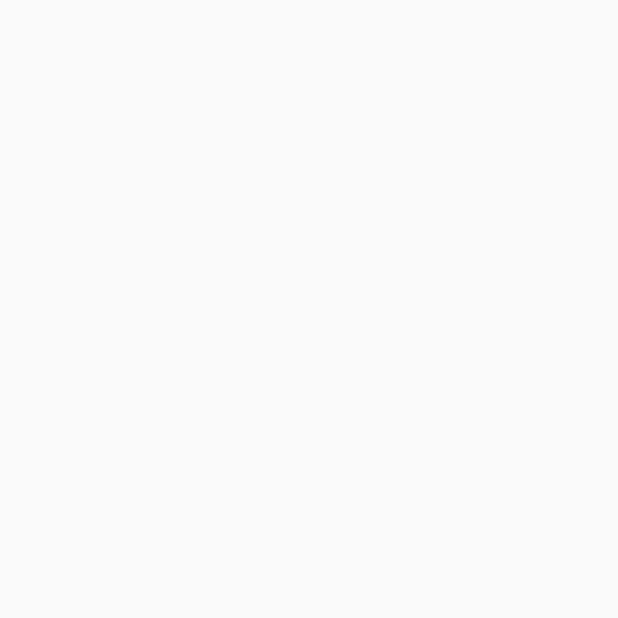
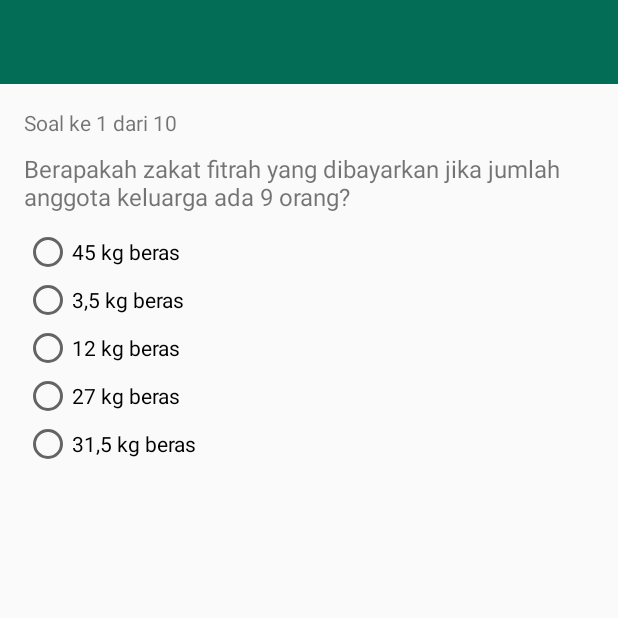
Before and after one commit to IzzatulMillah/ZakatMVVM, an Android app: the DetailLatihanActivity screen opened directly, with no data from a screen before it, on a phone screen of 412 x 824 dp, the top half of it. Before the commit the part shown is empty. Run offline under Robolectric (Android 15) with nearby library versions, the phone set to English and light mode, and no system bars.

Commit message:
coba kedua

```diff
--- a/app/src/main/java/com/izzatul/bismillahzakatmvvm/materi/KategoriCardActivity.java
+++ b/app/src/main/java/com/izzatul/bismillahzakatmvvm/materi/KategoriCardActivity.java
@@ -21,7 +21,7 @@ public class KategoriCardActivity extends Activity {
         namaZakat = findViewById(R.id.nama_zakat);
         detailZakat = findViewById(R.id.detail);
 
-        namaZakat.setText("Zakat Fitrah");
+        namaZakat.setText("Materi Fitrah");
         detailZakat.setText("read more..");
     }
 }
--- a/app/src/main/res/layout/activity_detail_latihan.xml
+++ b/app/src/main/res/layout/activity_detail_latihan.xml
@@ -5,7 +5,99 @@
     android:layout_width="match_parent"
     android:layout_height="match_parent"
     android:orientation="vertical"
-    android:padding="16dp"
+    android:padding="0dp"
     tools:context="com.izzatul.bismillahzakatmvvm.latihan.DetailLatihanActivity">
 
+    <android.support.v7.widget.Toolbar
+        android:layout_width="match_parent"
+        android:layout_height="wrap_content"
+        android:id="@+id/toolbar"
+        android:minHeight="?attr/actionBarSize"
+        android:background="@color/colorPrimary">
+    </android.support.v7.widget.Toolbar>
+
+    <LinearLayout
+        android:layout_width="match_parent"
+        android:layout_height="wrap_content"
+        android:orientation="vertical"
+        android:padding="@dimen/activity_vertical_margin">
+
+        <LinearLayout
+            android:layout_width="match_parent"
+            android:layout_height="wrap_content"
+            android:orientation="horizontal">
+
+            <TextView
+                android:layout_width="wrap_content"
+                android:layout_height="wrap_content"
+                android:text="Soal ke "/>
+            <TextView
+                android:layout_width="wrap_content"
+                android:layout_height="wrap_content"
+                android:id="@+id/tvUrutanSoal"
+                android:text="1"/>
+            <TextView
+                android:layout_width="wrap_content"
+                android:layout_height="wrap_content"
+                android:text=" dari "/>
+            <TextView
+                android:layout_width="wrap_content"
+                android:layout_height="wrap_content"
+                android:id="@+id/tvJumlahSoal"
+                android:text="10"/>
+
+        </LinearLayout>
+
+        <TextView
+            android:layout_width="match_parent"
+            android:layout_height="wrap_content"
+            android:layout_marginTop="10dp"
+            android:textSize="16dp"
+            android:id="@+id/tvSoal"
+            android:text="Berapakah zakat fitrah yang dibayarkan jika jumlah anggota keluarga ada 9 orang?"/>
+
+        <RadioGroup
+            android:layout_width="match_parent"
+            android:layout_height="match_parent"
+            android:layout_marginTop="10dp">
+
+            <RadioButton
+                android:id="@+id/jawaban1"
+                android:layout_width="wrap_content"
+                android:layout_height="wrap_content"
+                android:layout_weight="1"
+                android:text="45 kg beras" />
+
+            <RadioButton
+                android:id="@+id/jawaban2"
+                android:layout_width="wrap_content"
+                android:layout_height="wrap_content"
+                android:layout_weight="1"
+                android:text="3,5 kg beras" />
+
+            <RadioButton
+                android:id="@+id/jawaban3"
+                android:layout_width="wrap_content"
+                android:layout_height="wrap_content"
+                android:layout_weight="1"
+                android:text="12 kg beras" />
+
+            <RadioButton
+                android:id="@+id/jawaban4"
+                android:layout_width="wrap_content"
+                android:layout_height="wrap_content"
+                android:layout_weight="1"
+                android:text="27 kg beras" />
+
+            <RadioButton
+                android:id="@+id/jawaban5"
+                android:layout_width="wrap_content"
+                android:layout_height="wrap_content"
+                android:layout_weight="1"
+                android:text="31,5 kg beras" />
+        </RadioGroup>
+
+
+    </LinearLayout>
+
 </LinearLayout>
--- a/app/src/main/res/layout/item_zakat.xml
+++ b/app/src/main/res/layout/item_zakat.xml
@@ -3,6 +3,8 @@
     android:layout_width="match_parent"
     android:layout_height="wrap_content"
     android:id="@+id/cv"
+    android:foreground="?attr/selectableItemBackground"
+    android:clickable="true"
     android:layout_margin="5dp"
     app:cardCornerRadius="5dp"
     xmlns:android="http://schemas.android.com/apk/res/android"
--- a/app/src/main/res/values/colors.xml
+++ b/app/src/main/res/values/colors.xml
@@ -3,5 +3,5 @@
     <color name="colorPrimary">#046d56</color>
     <color name="colorPrimaryDark">#303F9F</color>
     <color name="colorAccent">#FF4081</color>
-    <color name="colorWhite">#ffffff</color>
+    <!--<color name="colorWhite">#ffffff</color>-->
 </resources>
--- a/app/src/main/res/values/styles.xml
+++ b/app/src/main/res/values/styles.xml
@@ -6,7 +6,7 @@
         <item name="colorPrimary">@color/colorPrimary</item>
         <item name="colorPrimaryDark">@color/colorPrimaryDark</item>
         <item name="colorAccent">@color/colorAccent</item>
-        <item name="colorWhite">@color/colorWhite</item>
+        <!--<item name="colorWhite">@color/colorWhite</item>-->
     </style>
 
 </resources>
```
Also changed, not shown: app/src/main/AndroidManifest.xml (+6 -10 lines), app/src/main/java/com/izzatul/bismillahzakatmvvm/KategoriActivity.java (added, +92 -0 lines), app/src/main/java/com/izzatul/bismillahzakatmvvm/MainActivity.java (+8 -2 lines), app/src/main/java/com/izzatul/bismillahzakatmvvm/Zakat.java (added, +15 -0 lines), app/src/main/java/com/izzatul/bismillahzakatmvvm/ZakatAdapter.java (added, +72 -0 lines), app/src/main/java/com/izzatul/bismillahzakatmvvm/source/BaseBindingView.java (added, +20 -0 lines), app/src/main/java/com/izzatul/bismillahzakatmvvm/source/BaseObservable.java (added, +10 -0 lines), app/src/main/java/com/izzatul/bismillahzakatmvvm/source/BindingView.java (added, +9 -0 lines), app/src/main/java/com/izzatul/bismillahzakatmvvm/source/ViewModel.java (added, +30 -0 lines), app/src/main/res/layout/deskripsi_materi_activity.xml (added, +44 -0 lines).
